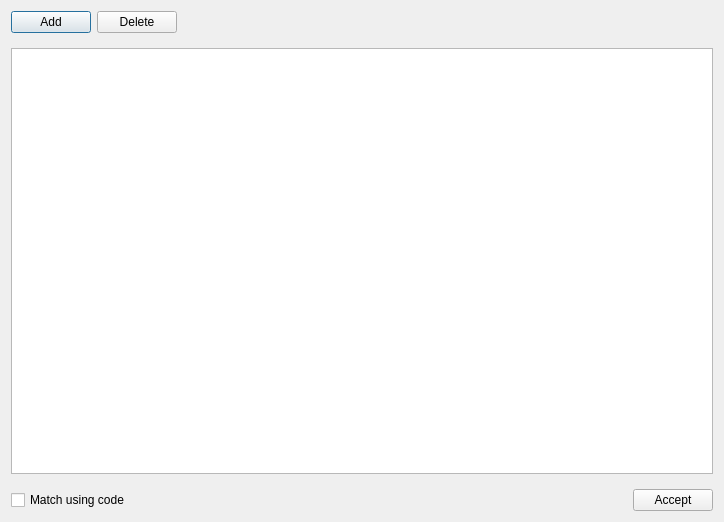
This is src/GridCal/Gui/ProfilesInput/profiles_from_models_gui.ui in SanPen/GridCal as Qt 5 draws it before an edit. The edited form follows.
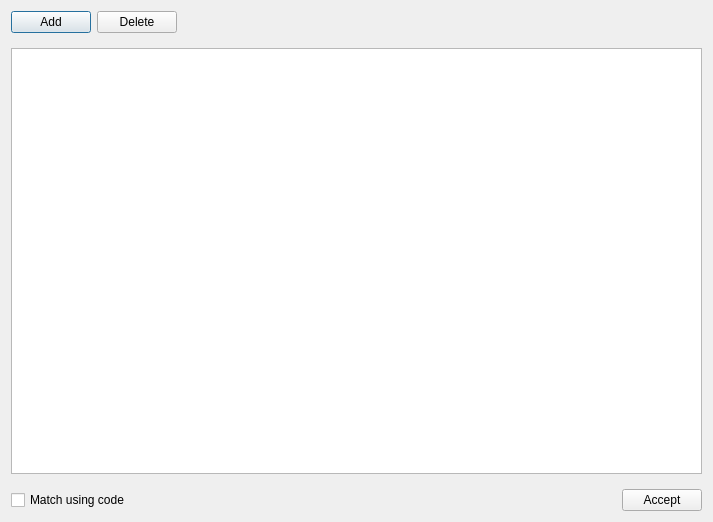
This is the edited form. Icons and pictures are not drawn.

```diff
--- a/src/GridCal/Gui/ProfilesInput/profiles_from_models_gui.ui
+++ b/src/GridCal/Gui/ProfilesInput/profiles_from_models_gui.ui
@@ -6,7 +6,7 @@
    <rect>
     <x>0</x>
     <y>0</y>
-    <width>724</width>
+    <width>713</width>
     <height>522</height>
    </rect>
   </property>
```
